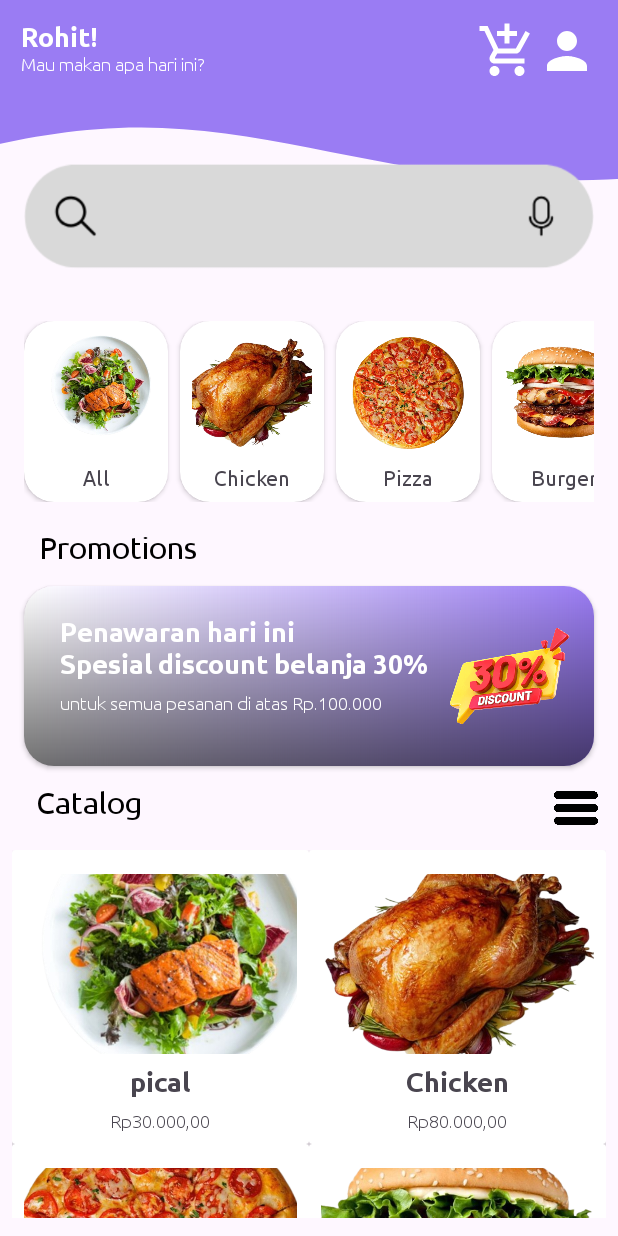
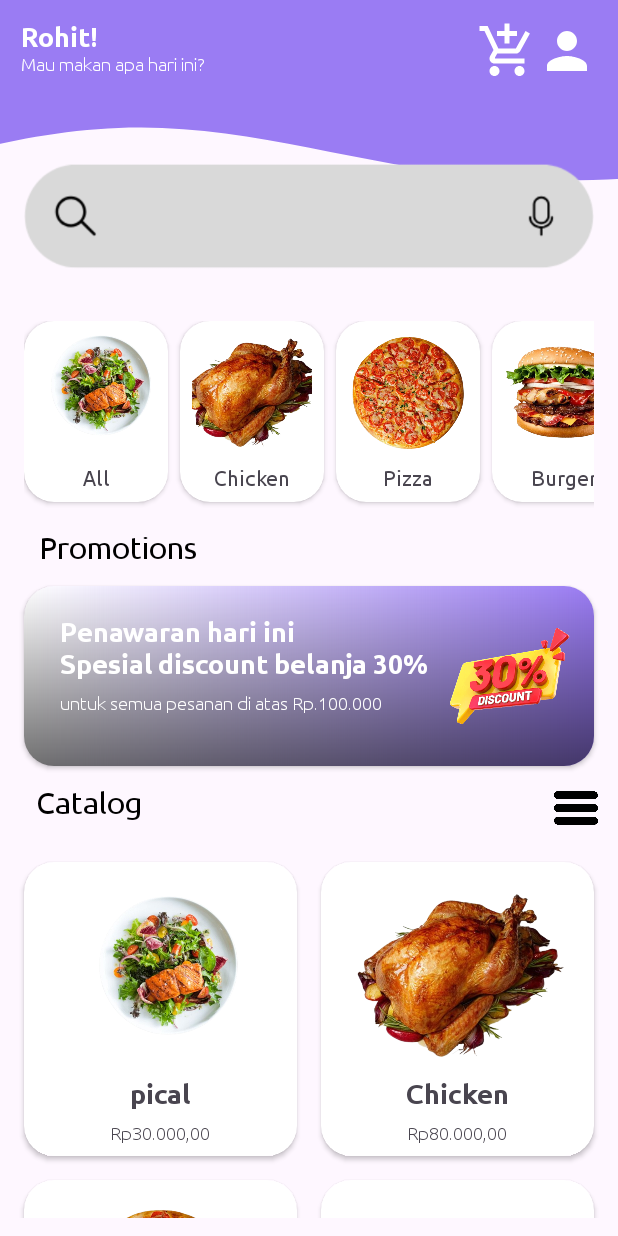
Before and after one commit to devalrohit/24001084-km6-izr-OrderFood-ch2, an Android app: the screen it shows after launch (MainActivity), on a phone screen of 412 x 824 dp. Run offline under Robolectric (Android 15) with nearby library versions, the phone set to English and light mode, and no system bars; 1 statement that could not run was skipped.

Commit message:
final challenge chapter 2

```diff
--- a/app/src/main/res/layout/item_catalog.xml
+++ b/app/src/main/res/layout/item_catalog.xml
@@ -3,7 +3,12 @@
     xmlns:app="http://schemas.android.com/apk/res-auto"
     xmlns:tools="http://schemas.android.com/tools"
     android:layout_width="match_parent"
-    android:layout_height="wrap_content">
+    android:layout_height="wrap_content"
+    android:layout_marginStart="8dp"
+    android:layout_marginEnd="8dp"
+    android:layout_marginTop="8dp"
+    android:layout_marginBottom="8dp"
+    app:cardCornerRadius="20dp">
 
     <androidx.constraintlayout.widget.ConstraintLayout
         android:layout_width="match_parent"
@@ -17,7 +22,6 @@
             android:id="@+id/iv_catalog_image"
             android:layout_width="0dp"
             android:layout_height="120dp"
-            android:scaleType="centerCrop"
             android:src="@drawable/ic_all"
             app:cardCornerRadius="20dp"
             app:layout_constraintDimensionRatio="16:9"
--- a/app/src/main/res/layout/item_category.xml
+++ b/app/src/main/res/layout/item_category.xml
@@ -5,6 +5,7 @@
     android:layout_width="wrap_content"
     android:layout_height="wrap_content"
     android:layout_marginEnd="8dp"
+    android:layout_marginBottom="8dp"
     app:cardCornerRadius="20dp">
 
     <LinearLayout
@@ -33,14 +34,4 @@
 
     </LinearLayout>
 
-   <!-- <include
-        android:id="@+id/layout_banner"
-        layout="@layout/layout_banner"
-        android:layout_width="match_parent"
-        android:layout_height="120dp"
-        android:layout_marginHorizontal="16dp"
-        android:layout_marginTop="4dp"
-        app:layout_constraintEnd_toEndOf="parent"
-        app:layout_constraintStart_toStartOf="parent"
-        app:layout_constraintTop_toBottomOf="@id/iv_category_image" />-->
 </androidx.cardview.widget.CardView>
```
